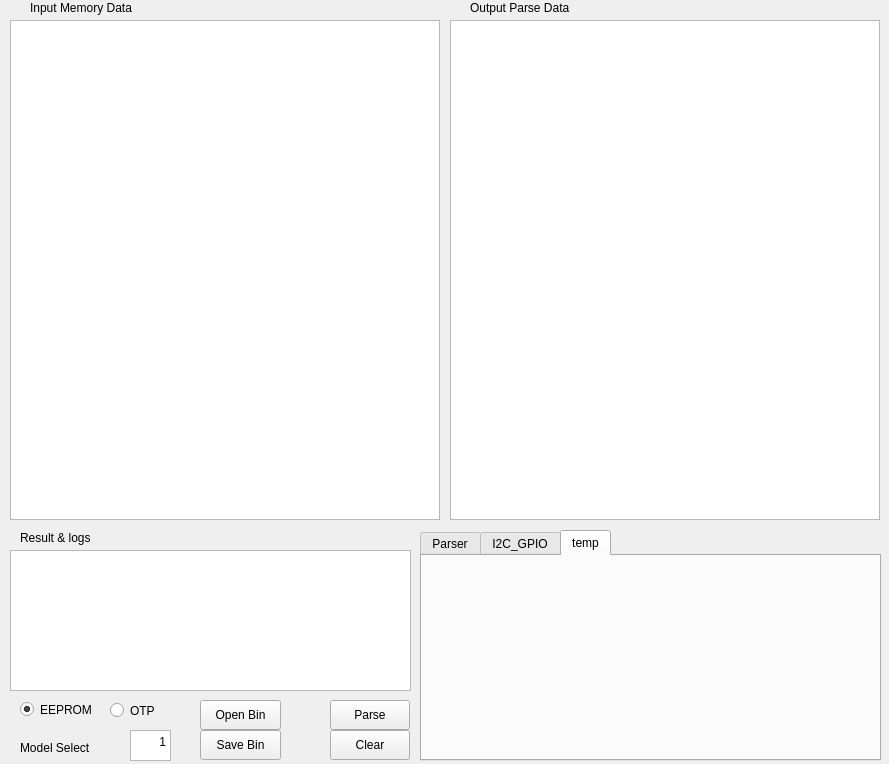
Above: Widget6.ui from ybb0001/Widget6 before the change. Below: the same form after it.
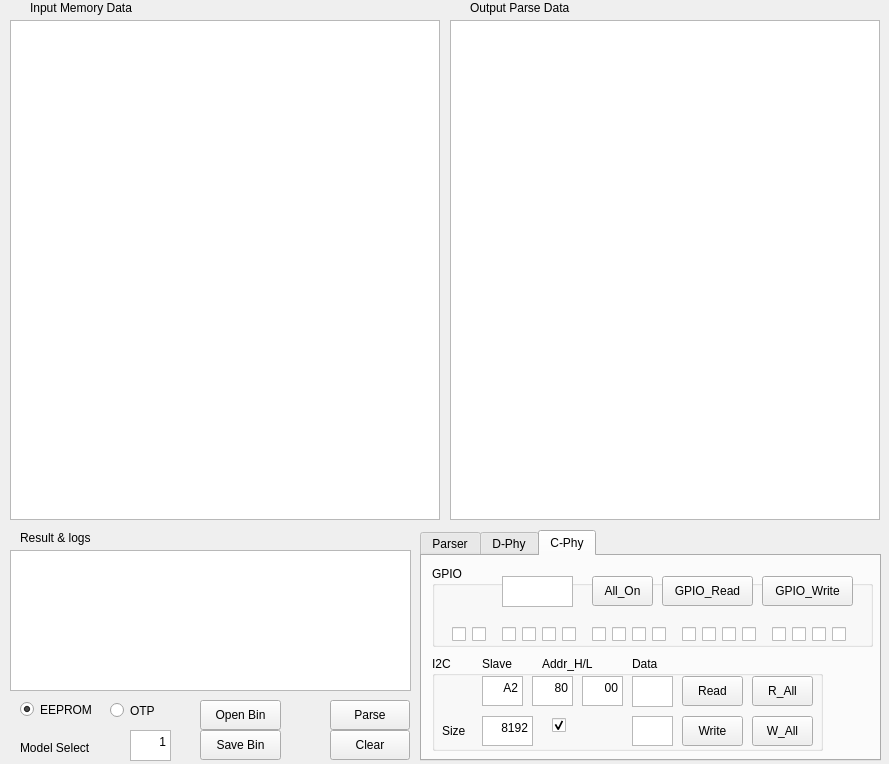
That is the form after the change. The open tabs and pages were chosen to show the change.

```diff
--- a/Widget6.ui
+++ b/Widget6.ui
@@ -585,7 +585,7 @@
    </widget>
    <widget class="QWidget" name="tab_2">
     <attribute name="title">
-     <string>I2C_GPIO</string>
+     <string>D-Phy</string>
     </attribute>
     <widget class="QPushButton" name="pushButton_read">
      <property name="geometry">
@@ -1142,8 +1142,593 @@
    </widget>
    <widget class="QWidget" name="tab_3">
     <attribute name="title">
-     <string>temp</string>
+     <string>C-Phy</string>
     </attribute>
+    <widget class="QCheckBox" name="checkBox_36">
+     <property name="geometry">
+      <rect>
+       <x>140</x>
+       <y>70</y>
+       <width>16</width>
+       <height>16</height>
+      </rect>
+     </property>
+     <property name="text">
+      <string/>
+     </property>
+    </widget>
+    <widget class="QCheckBox" name="checkBox_37">
+     <property name="geometry">
+      <rect>
+       <x>370</x>
+       <y>70</y>
+       <width>16</width>
+       <height>16</height>
+      </rect>
+     </property>
+     <property name="text">
+      <string/>
+     </property>
+    </widget>
+    <widget class="QPushButton" name="pushButton_write_all_3">
+     <property name="geometry">
+      <rect>
+       <x>330</x>
+       <y>160</y>
+       <width>61</width>
+       <height>30</height>
+      </rect>
+     </property>
+     <property name="text">
+      <string>W_All</string>
+     </property>
+     <property name="checkable">
+      <bool>false</bool>
+     </property>
+    </widget>
+    <widget class="QCheckBox" name="checkBox_38">
+     <property name="geometry">
+      <rect>
+       <x>300</x>
+       <y>70</y>
+       <width>16</width>
+       <height>16</height>
+      </rect>
+     </property>
+     <property name="text">
+      <string/>
+     </property>
+    </widget>
+    <widget class="QCheckBox" name="checkBox_39">
+     <property name="geometry">
+      <rect>
+       <x>390</x>
+       <y>70</y>
+       <width>16</width>
+       <height>16</height>
+      </rect>
+     </property>
+     <property name="text">
+      <string/>
+     </property>
+    </widget>
+    <widget class="QCheckBox" name="checkBox_40">
+     <property name="geometry">
+      <rect>
+       <x>210</x>
+       <y>70</y>
+       <width>16</width>
+       <height>16</height>
+      </rect>
+     </property>
+     <property name="text">
+      <string/>
+     </property>
+    </widget>
+    <widget class="QCheckBox" name="checkBox_41">
+     <property name="geometry">
+      <rect>
+       <x>260</x>
+       <y>70</y>
+       <width>16</width>
+       <height>16</height>
+      </rect>
+     </property>
+     <property name="text">
+      <string>7</string>
+     </property>
+    </widget>
+    <widget class="QCheckBox" name="checkBox_42">
+     <property name="geometry">
+      <rect>
+       <x>80</x>
+       <y>70</y>
+       <width>16</width>
+       <height>16</height>
+      </rect>
+     </property>
+     <property name="text">
+      <string/>
+     </property>
+    </widget>
+    <widget class="QCheckBox" name="checkBox_43">
+     <property name="geometry">
+      <rect>
+       <x>120</x>
+       <y>70</y>
+       <width>16</width>
+       <height>16</height>
+      </rect>
+     </property>
+     <property name="text">
+      <string/>
+     </property>
+    </widget>
+    <widget class="QCheckBox" name="checkBox_44">
+     <property name="geometry">
+      <rect>
+       <x>350</x>
+       <y>70</y>
+       <width>16</width>
+       <height>16</height>
+      </rect>
+     </property>
+     <property name="text">
+      <string/>
+     </property>
+    </widget>
+    <widget class="QCheckBox" name="checkBox_45">
+     <property name="geometry">
+      <rect>
+       <x>100</x>
+       <y>70</y>
+       <width>16</width>
+       <height>16</height>
+      </rect>
+     </property>
+     <property name="text">
+      <string/>
+     </property>
+    </widget>
+    <widget class="QPushButton" name="pushButton_read_all_3">
+     <property name="geometry">
+      <rect>
+       <x>330</x>
+       <y>120</y>
+       <width>61</width>
+       <height>30</height>
+      </rect>
+     </property>
+     <property name="text">
+      <string>R_All</string>
+     </property>
+     <property name="checkable">
+      <bool>false</bool>
+     </property>
+    </widget>
+    <widget class="QPushButton" name="pushButton_write_3">
+     <property name="geometry">
+      <rect>
+       <x>260</x>
+       <y>160</y>
+       <width>61</width>
+       <height>30</height>
+      </rect>
+     </property>
+     <property name="text">
+      <string>Write</string>
+     </property>
+     <property name="checkable">
+      <bool>false</bool>
+     </property>
+    </widget>
+    <widget class="QPushButton" name="pushButton_read_3">
+     <property name="geometry">
+      <rect>
+       <x>260</x>
+       <y>120</y>
+       <width>61</width>
+       <height>30</height>
+      </rect>
+     </property>
+     <property name="text">
+      <string>Read</string>
+     </property>
+     <property name="checkable">
+      <bool>false</bool>
+     </property>
+    </widget>
+    <widget class="QCheckBox" name="checkBox_46">
+     <property name="geometry">
+      <rect>
+       <x>410</x>
+       <y>70</y>
+       <width>16</width>
+       <height>16</height>
+      </rect>
+     </property>
+     <property name="text">
+      <string/>
+     </property>
+    </widget>
+    <widget class="QCheckBox" name="checkBox_47">
+     <property name="geometry">
+      <rect>
+       <x>280</x>
+       <y>70</y>
+       <width>16</width>
+       <height>16</height>
+      </rect>
+     </property>
+     <property name="text">
+      <string/>
+     </property>
+    </widget>
+    <widget class="QCheckBox" name="checkBox_48">
+     <property name="geometry">
+      <rect>
+       <x>320</x>
+       <y>70</y>
+       <width>16</width>
+       <height>16</height>
+      </rect>
+     </property>
+     <property name="text">
+      <string/>
+     </property>
+    </widget>
+    <widget class="QTextEdit" name="addH_3">
+     <property name="geometry">
+      <rect>
+       <x>110</x>
+       <y>120</y>
+       <width>41</width>
+       <height>30</height>
+      </rect>
+     </property>
+     <property name="html">
+      <string>&lt;!DOCTYPE HTML PUBLIC &quot;-//W3C//DTD HTML 4.0//EN&quot; &quot;http://www.w3.org/TR/REC-html40/strict.dtd&quot;&gt;
+&lt;html&gt;&lt;head&gt;&lt;meta name=&quot;qrichtext&quot; content=&quot;1&quot; /&gt;&lt;style type=&quot;text/css&quot;&gt;
+p, li { white-space: pre-wrap; }
+&lt;/style&gt;&lt;/head&gt;&lt;body style=&quot; font-family:'SimSun'; font-size:9pt; font-weight:400; font-style:normal;&quot;&gt;
+&lt;p align=&quot;right&quot; style=&quot; margin-top:0px; margin-bottom:0px; margin-left:0px; margin-right:0px; -qt-block-indent:0; text-indent:0px;&quot;&gt;80&lt;/p&gt;&lt;/body&gt;&lt;/html&gt;</string>
+     </property>
+    </widget>
+    <widget class="QPushButton" name="pushButton_GPIO_write_3">
+     <property name="geometry">
+      <rect>
+       <x>340</x>
+       <y>20</y>
+       <width>91</width>
+       <height>30</height>
+      </rect>
+     </property>
+     <property name="text">
+      <string>GPIO_Write</string>
+     </property>
+     <property name="checkable">
+      <bool>false</bool>
+     </property>
+    </widget>
+    <widget class="QCheckBox" name="checkBox_49">
+     <property name="geometry">
+      <rect>
+       <x>50</x>
+       <y>70</y>
+       <width>16</width>
+       <height>16</height>
+      </rect>
+     </property>
+     <property name="text">
+      <string/>
+     </property>
+    </widget>
+    <widget class="QTextEdit" name="slave_3">
+     <property name="geometry">
+      <rect>
+       <x>60</x>
+       <y>120</y>
+       <width>41</width>
+       <height>30</height>
+      </rect>
+     </property>
+     <property name="html">
+      <string>&lt;!DOCTYPE HTML PUBLIC &quot;-//W3C//DTD HTML 4.0//EN&quot; &quot;http://www.w3.org/TR/REC-html40/strict.dtd&quot;&gt;
+&lt;html&gt;&lt;head&gt;&lt;meta name=&quot;qrichtext&quot; content=&quot;1&quot; /&gt;&lt;style type=&quot;text/css&quot;&gt;
+p, li { white-space: pre-wrap; }
+&lt;/style&gt;&lt;/head&gt;&lt;body style=&quot; font-family:'SimSun'; font-size:9pt; font-weight:400; font-style:normal;&quot;&gt;
+&lt;p align=&quot;right&quot; style=&quot; margin-top:0px; margin-bottom:0px; margin-left:0px; margin-right:0px; -qt-block-indent:0; text-indent:0px;&quot;&gt;A2&lt;/p&gt;&lt;/body&gt;&lt;/html&gt;</string>
+     </property>
+    </widget>
+    <widget class="QLabel" name="label_23">
+     <property name="geometry">
+      <rect>
+       <x>120</x>
+       <y>100</y>
+       <width>71</width>
+       <height>16</height>
+      </rect>
+     </property>
+     <property name="text">
+      <string>Addr_H/L</string>
+     </property>
+    </widget>
+    <widget class="QGroupBox" name="groupBox_9">
+     <property name="geometry">
+      <rect>
+       <x>10</x>
+       <y>10</y>
+       <width>441</width>
+       <height>81</height>
+      </rect>
+     </property>
+     <property name="title">
+      <string>GPIO</string>
+     </property>
+     <widget class="QTextBrowser" name="GPIO_Value_3">
+      <property name="geometry">
+       <rect>
+        <x>70</x>
+        <y>10</y>
+        <width>71</width>
+        <height>31</height>
+       </rect>
+      </property>
+     </widget>
+     <widget class="QPushButton" name="pushButton_GPIO_All_3">
+      <property name="geometry">
+       <rect>
+        <x>160</x>
+        <y>10</y>
+        <width>61</width>
+        <height>30</height>
+       </rect>
+      </property>
+      <property name="text">
+       <string>All_On</string>
+      </property>
+      <property name="checkable">
+       <bool>false</bool>
+      </property>
+     </widget>
+    </widget>
+    <widget class="QCheckBox" name="checkBox_50">
+     <property name="geometry">
+      <rect>
+       <x>230</x>
+       <y>70</y>
+       <width>16</width>
+       <height>16</height>
+      </rect>
+     </property>
+     <property name="text">
+      <string/>
+     </property>
+    </widget>
+    <widget class="QTextEdit" name="addL_3">
+     <property name="geometry">
+      <rect>
+       <x>160</x>
+       <y>120</y>
+       <width>41</width>
+       <height>30</height>
+      </rect>
+     </property>
+     <property name="html">
+      <string>&lt;!DOCTYPE HTML PUBLIC &quot;-//W3C//DTD HTML 4.0//EN&quot; &quot;http://www.w3.org/TR/REC-html40/strict.dtd&quot;&gt;
+&lt;html&gt;&lt;head&gt;&lt;meta name=&quot;qrichtext&quot; content=&quot;1&quot; /&gt;&lt;style type=&quot;text/css&quot;&gt;
+p, li { white-space: pre-wrap; }
+&lt;/style&gt;&lt;/head&gt;&lt;body style=&quot; font-family:'SimSun'; font-size:9pt; font-weight:400; font-style:normal;&quot;&gt;
+&lt;p align=&quot;right&quot; style=&quot; margin-top:0px; margin-bottom:0px; margin-left:0px; margin-right:0px; -qt-block-indent:0; text-indent:0px;&quot;&gt;00&lt;/p&gt;&lt;/body&gt;&lt;/html&gt;</string>
+     </property>
+    </widget>
+    <widget class="QCheckBox" name="checkBox_51">
+     <property name="geometry">
+      <rect>
+       <x>30</x>
+       <y>70</y>
+       <width>16</width>
+       <height>16</height>
+      </rect>
+     </property>
+     <property name="text">
+      <string/>
+     </property>
+    </widget>
+    <widget class="QTextEdit" name="readData_3">
+     <property name="geometry">
+      <rect>
+       <x>210</x>
+       <y>120</y>
+       <width>41</width>
+       <height>31</height>
+      </rect>
+     </property>
+     <property name="html">
+      <string>&lt;!DOCTYPE HTML PUBLIC &quot;-//W3C//DTD HTML 4.0//EN&quot; &quot;http://www.w3.org/TR/REC-html40/strict.dtd&quot;&gt;
+&lt;html&gt;&lt;head&gt;&lt;meta name=&quot;qrichtext&quot; content=&quot;1&quot; /&gt;&lt;style type=&quot;text/css&quot;&gt;
+p, li { white-space: pre-wrap; }
+&lt;/style&gt;&lt;/head&gt;&lt;body style=&quot; font-family:'SimSun'; font-size:9pt; font-weight:400; font-style:normal;&quot;&gt;
+&lt;p align=&quot;right&quot; style=&quot;-qt-paragraph-type:empty; margin-top:0px; margin-bottom:0px; margin-left:0px; margin-right:0px; -qt-block-indent:0; text-indent:0px;&quot;&gt;&lt;br /&gt;&lt;/p&gt;&lt;/body&gt;&lt;/html&gt;</string>
+     </property>
+    </widget>
+    <widget class="QGroupBox" name="groupBox_10">
+     <property name="geometry">
+      <rect>
+       <x>10</x>
+       <y>100</y>
+       <width>391</width>
+       <height>95</height>
+      </rect>
+     </property>
+     <property name="title">
+      <string>I2C</string>
+     </property>
+     <widget class="QLabel" name="label_24">
+      <property name="geometry">
+       <rect>
+        <x>10</x>
+        <y>65</y>
+        <width>41</width>
+        <height>20</height>
+       </rect>
+      </property>
+      <property name="text">
+       <string>Size</string>
+      </property>
+     </widget>
+     <widget class="QTextEdit" name="eep_size_3">
+      <property name="geometry">
+       <rect>
+        <x>50</x>
+        <y>60</y>
+        <width>51</width>
+        <height>30</height>
+       </rect>
+      </property>
+      <property name="html">
+       <string>&lt;!DOCTYPE HTML PUBLIC &quot;-//W3C//DTD HTML 4.0//EN&quot; &quot;http://www.w3.org/TR/REC-html40/strict.dtd&quot;&gt;
+&lt;html&gt;&lt;head&gt;&lt;meta name=&quot;qrichtext&quot; content=&quot;1&quot; /&gt;&lt;style type=&quot;text/css&quot;&gt;
+p, li { white-space: pre-wrap; }
+&lt;/style&gt;&lt;/head&gt;&lt;body style=&quot; font-family:'SimSun'; font-size:9pt; font-weight:400; font-style:normal;&quot;&gt;
+&lt;p align=&quot;right&quot; style=&quot; margin-top:0px; margin-bottom:0px; margin-left:0px; margin-right:0px; -qt-block-indent:0; text-indent:0px;&quot;&gt;8192&lt;/p&gt;&lt;/body&gt;&lt;/html&gt;</string>
+      </property>
+     </widget>
+     <widget class="QLabel" name="label_25">
+      <property name="geometry">
+       <rect>
+        <x>200</x>
+        <y>0</y>
+        <width>41</width>
+        <height>16</height>
+       </rect>
+      </property>
+      <property name="text">
+       <string>Data</string>
+      </property>
+     </widget>
+     <widget class="QCheckBox" name="addH_use_3">
+      <property name="geometry">
+       <rect>
+        <x>120</x>
+        <y>60</y>
+        <width>91</width>
+        <height>19</height>
+       </rect>
+      </property>
+      <property name="text">
+       <string/>
+      </property>
+      <property name="checked">
+       <bool>true</bool>
+      </property>
+     </widget>
+    </widget>
+    <widget class="QLabel" name="label_26">
+     <property name="geometry">
+      <rect>
+       <x>60</x>
+       <y>100</y>
+       <width>51</width>
+       <height>16</height>
+      </rect>
+     </property>
+     <property name="text">
+      <string>Slave</string>
+     </property>
+    </widget>
+    <widget class="QTextEdit" name="writeData_3">
+     <property name="geometry">
+      <rect>
+       <x>210</x>
+       <y>160</y>
+       <width>41</width>
+       <height>30</height>
+      </rect>
+     </property>
+     <property name="html">
+      <string>&lt;!DOCTYPE HTML PUBLIC &quot;-//W3C//DTD HTML 4.0//EN&quot; &quot;http://www.w3.org/TR/REC-html40/strict.dtd&quot;&gt;
+&lt;html&gt;&lt;head&gt;&lt;meta name=&quot;qrichtext&quot; content=&quot;1&quot; /&gt;&lt;style type=&quot;text/css&quot;&gt;
+p, li { white-space: pre-wrap; }
+&lt;/style&gt;&lt;/head&gt;&lt;body style=&quot; font-family:'SimSun'; font-size:9pt; font-weight:400; font-style:normal;&quot;&gt;
+&lt;p align=&quot;right&quot; style=&quot;-qt-paragraph-type:empty; margin-top:0px; margin-bottom:0px; margin-left:0px; margin-right:0px; -qt-block-indent:0; text-indent:0px;&quot;&gt;&lt;br /&gt;&lt;/p&gt;&lt;/body&gt;&lt;/html&gt;</string>
+     </property>
+    </widget>
+    <widget class="QCheckBox" name="checkBox_52">
+     <property name="geometry">
+      <rect>
+       <x>170</x>
+       <y>70</y>
+       <width>16</width>
+       <height>16</height>
+      </rect>
+     </property>
+     <property name="text">
+      <string/>
+     </property>
+    </widget>
+    <widget class="QCheckBox" name="checkBox_53">
+     <property name="geometry">
+      <rect>
+       <x>190</x>
+       <y>70</y>
+       <width>16</width>
+       <height>16</height>
+      </rect>
+     </property>
+     <property name="text">
+      <string/>
+     </property>
+    </widget>
+    <widget class="QPushButton" name="pushButton_GPIO_read_3">
+     <property name="geometry">
+      <rect>
+       <x>240</x>
+       <y>20</y>
+       <width>91</width>
+       <height>30</height>
+      </rect>
+     </property>
+     <property name="text">
+      <string>GPIO_Read</string>
+     </property>
+     <property name="checkable">
+      <bool>false</bool>
+     </property>
+    </widget>
+    <zorder>groupBox_10</zorder>
+    <zorder>groupBox_9</zorder>
+    <zorder>checkBox_36</zorder>
+    <zorder>checkBox_37</zorder>
+    <zorder>pushButton_write_all_3</zorder>
+    <zorder>checkBox_38</zorder>
+    <zorder>checkBox_39</zorder>
+    <zorder>checkBox_40</zorder>
+    <zorder>checkBox_41</zorder>
+    <zorder>checkBox_42</zorder>
+    <zorder>checkBox_43</zorder>
+    <zorder>checkBox_44</zorder>
+    <zorder>checkBox_45</zorder>
+    <zorder>pushButton_read_all_3</zorder>
+    <zorder>pushButton_write_3</zorder>
+    <zorder>pushButton_read_3</zorder>
+    <zorder>checkBox_46</zorder>
+    <zorder>checkBox_47</zorder>
+    <zorder>checkBox_48</zorder>
+    <zorder>addH_3</zorder>
+    <zorder>pushButton_GPIO_write_3</zorder>
+    <zorder>checkBox_49</zorder>
+    <zorder>slave_3</zorder>
+    <zorder>label_23</zorder>
+    <zorder>checkBox_50</zorder>
+    <zorder>addL_3</zorder>
+    <zorder>checkBox_51</zorder>
+    <zorder>readData_3</zorder>
+    <zorder>label_26</zorder>
+    <zorder>writeData_3</zorder>
+    <zorder>checkBox_52</zorder>
+    <zorder>checkBox_53</zorder>
+    <zorder>pushButton_GPIO_read_3</zorder>
    </widget>
   </widget>
   <widget class="QPushButton" name="pushButton_parser">
```
Left out of the diff: 26 changed lines with no effect on the pictures.
